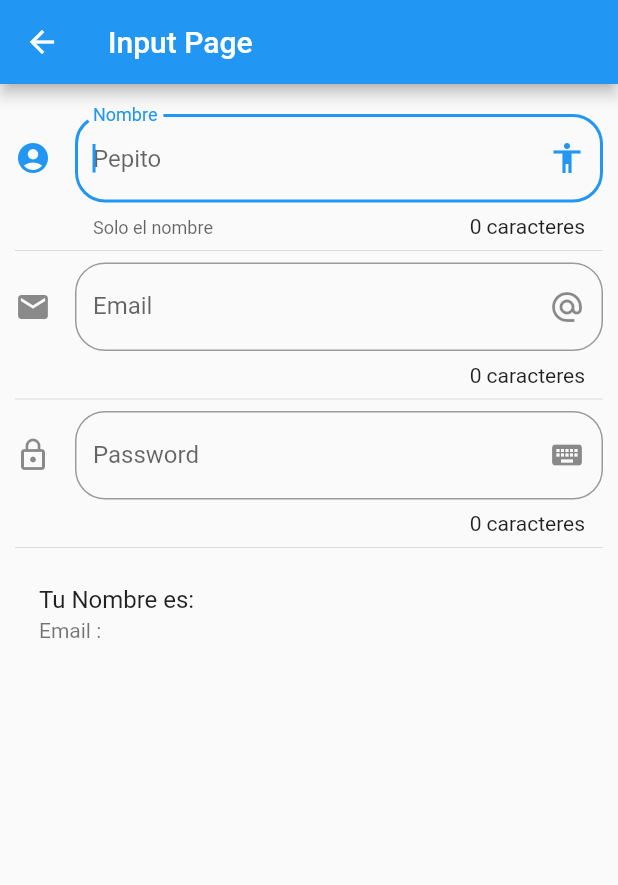
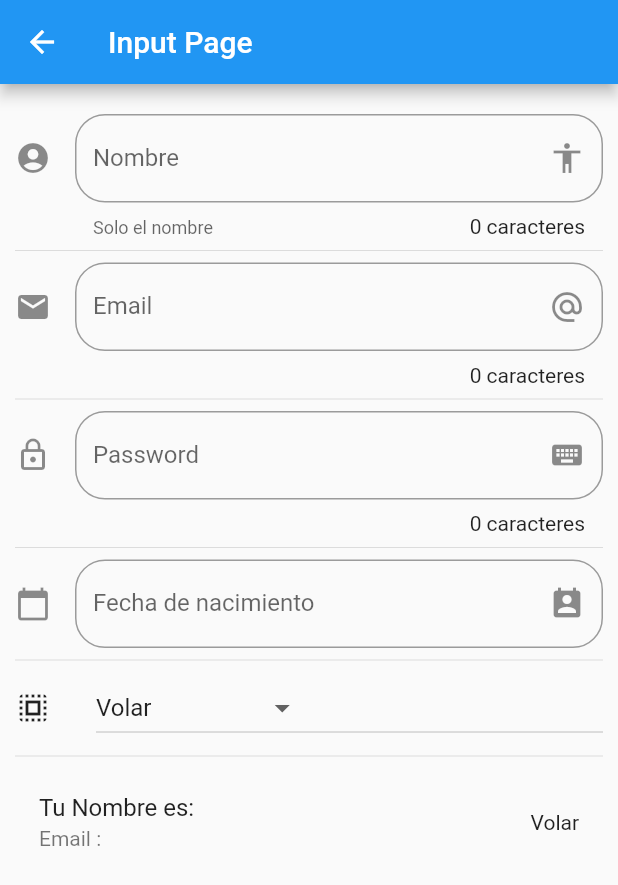
Before and after one commit to Scorcherfjk/Flutter-AppDemoAprendizaje, a Flutter app: the screen it shows after launch, after a tap on "Inputs", on a phone screen of 412 x 824 dp. Shown: the top 885 px of the screen. Run offline on Flutter 3.47's test engine with Material 2 defaults, Android fonts, the phone set to English and light mode, and no system bars; network calls fail.

Commit message:
dropdown select

```diff
--- a/lib/main.dart
+++ b/lib/main.dart
@@ -2,6 +2,7 @@ import 'package:flutter/material.dart';
 
 import 'package:curso_udemy_v2/src/routes/routes.dart';
 import 'package:curso_udemy_v2/src/pages/no_encontrada_page.dart';
+import 'package:flutter_localizations/flutter_localizations.dart';
 
 
 void main() => runApp(MyApp());
@@ -10,8 +11,16 @@ class MyApp extends StatelessWidget {
   @override
   Widget build(BuildContext context) {
     return MaterialApp(
+      title: 'Componentes App',
       debugShowCheckedModeBanner: false,
-      title: 'Componentes App',
+      localizationsDelegates: [
+        GlobalMaterialLocalizations.delegate,
+        GlobalWidgetsLocalizations.delegate
+      ],
+      supportedLocales: [
+        const Locale('en','US'),
+        const Locale('es','ES')
+      ],
       initialRoute: "/",
       routes: getApplicationRoutes(),
       onGenerateRoute: (settings) => MaterialPageRoute( builder: (context) => NoEncontradaPage()),
--- a/lib/src/pages/input_page.dart
+++ b/lib/src/pages/input_page.dart
@@ -1,4 +1,5 @@
 import 'package:flutter/material.dart';
+import 'package:intl/intl.dart';
 
 class InputPage extends StatefulWidget {
   InputPage({Key key}) : super(key: key);
@@ -12,6 +13,10 @@ class _InputPageState extends State<InputPage> {
   String _nombre = '';
   String _email = '';
   String _password = '';
+  String _fecha = '';
+  String _opcionSeleccionada = 'Volar';
+  List<String> _poderes = ['Volar', 'Invisibilidad','Fuerza','Invulnerabilidad','Regeneración'];
+  TextEditingController _inputDateController = TextEditingController();
 
   @override
   Widget build(BuildContext context) {
@@ -28,6 +33,10 @@ class _InputPageState extends State<InputPage> {
           Divider(),
           _crearInputPassword(),
           Divider(),
+          _crearInputDate(context),
+          Divider(),
+          _crearInputDropDown(),
+          Divider(),
           _crearPersona(),
         ],
       ),
@@ -36,7 +45,7 @@ class _InputPageState extends State<InputPage> {
 
   Widget _crearInputText() {
     return TextField(
-      autofocus: true,
+      // autofocus: true,
       textCapitalization: TextCapitalization.sentences,
       decoration: InputDecoration(
         border: OutlineInputBorder(
@@ -93,10 +102,91 @@ class _InputPageState extends State<InputPage> {
     );
   }
 
+  Widget _crearInputDate(BuildContext context) {
+    return TextField(
+      enableInteractiveSelection: false,
+      controller: _inputDateController,
+      decoration: InputDecoration(
+        border: OutlineInputBorder(
+          borderRadius: BorderRadius.circular(20.0),
+        ),
+        hintText: 'Fecha de nacimiento', //
+        labelText: 'Fecha de nacimiento',
+        suffixIcon: Icon(Icons.perm_contact_calendar),
+        icon: Icon(Icons.calendar_today),
+      ),
+      onTap: (){
+        FocusScope.of(context).requestFocus(FocusNode());
+        _selectDate(context);
+      },
+    );
+  }
+
+  _selectDate(BuildContext context) async {
+
+    DateTime picker = await showDatePicker(
+      context: context,
+      initialDate: DateTime.now(),
+      firstDate: DateTime(1970),
+      lastDate: DateTime.now(),
+      locale: Locale('es','ES')
+      );
+
+    if (picker != null) {
+      setState(() {
+        _fecha = DateFormat('dd/MM/yyyy').format(picker);
+        _inputDateController.text = _fecha;
+      });
+    }
+
+  }
+
+
+  List<DropdownMenuItem<String>> getOptionsDropdown(){
+
+    List<DropdownMenuItem<String>> lista = List();
+
+    _poderes.forEach((poder){
+
+      lista.add(
+        DropdownMenuItem(
+          child: Text(poder),
+          value: poder,)
+      );
+
+    });
+
+    return lista;
+
+
+  }
+
+  Widget  _crearInputDropDown() {
+    return Row(
+      children: <Widget>[
+        Icon(Icons.select_all),
+        SizedBox(width: 30.0),
+        Expanded(
+          child: DropdownButton(
+            value: _opcionSeleccionada,
+            items: getOptionsDropdown(),
+            onChanged: (opt) {
+              setState(() {
+                _opcionSeleccionada = opt;
+              });
+            }
+          ),
+        )
+      ],
+    );
+  }
+
+
   Widget _crearPersona() {
     return ListTile(
       title: Text("Tu Nombre es: $_nombre"),
       subtitle: Text("Email : $_email"),
+      trailing: Text(_opcionSeleccionada),
     );
   }
 }
```
